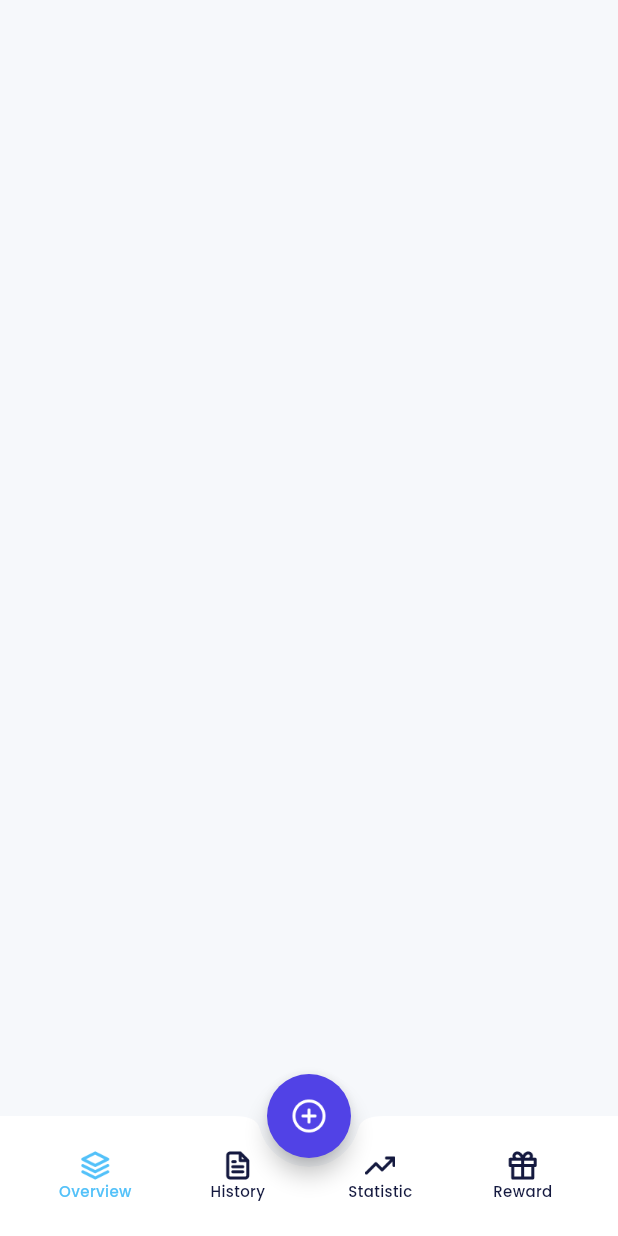
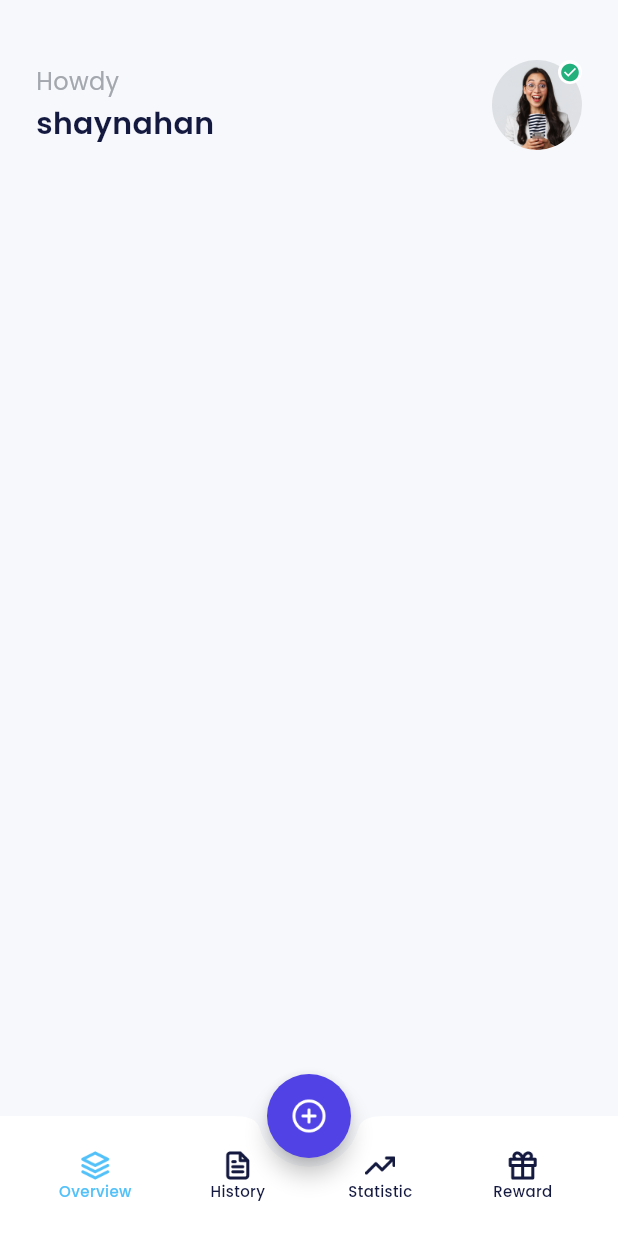
Before and after one commit to shandikadav/bank_sha, a Flutter app: the HomePage screen opened by its route, on a phone screen of 412 x 824 dp. Run offline on Flutter 3.47's test engine with Material 3 defaults, Android fonts, the phone set to English and light mode, and no system bars; our stand-ins replace carousel_slider, google_fonts.

```diff
--- a/lib/ui/pages/home_page.dart
+++ b/lib/ui/pages/home_page.dart
@@ -73,6 +73,76 @@ class HomePage extends StatelessWidget {
         ),
       ),
       floatingActionButtonLocation: FloatingActionButtonLocation.centerDocked,
+      body: ListView(
+        padding: const EdgeInsets.symmetric(
+          horizontal: 24,
+        ),
+        children: [
+          buildProfile(),
+        ],
+      ),
+    );
+  }
+
+  Widget buildProfile() {
+    return Container(
+      margin: const EdgeInsets.only(top: 40),
+      child: Row(
+        mainAxisAlignment: MainAxisAlignment.spaceBetween,
+        children: [
+          Column(
+            crossAxisAlignment: CrossAxisAlignment.start,
+            children: [
+              Text(
+                'Howdy',
+                style: greyTextStyle.copyWith(
+                  fontSize: 16,
+                ),
+              ),
+              const SizedBox(
+                height: 2,
+              ),
+              Text(
+                'shaynahan',
+                style: blackTextStyle.copyWith(
+                  fontSize: 20,
+                  fontWeight: semiBold,
+                ),
+              ),
+            ],
+          ),
+          Container(
+            width: 60,
+            height: 60,
+            decoration: const BoxDecoration(
+              shape: BoxShape.circle,
+              image: DecorationImage(
+                image: AssetImage(
+                  'assets/img_profile.png',
+                ),
+              ),
+            ),
+            child: Align(
+              alignment: Alignment.topRight,
+              child: Container(
+                width: 16,
+                height: 16,
+                decoration: BoxDecoration(
+                  shape: BoxShape.circle,
+                  color: whiteColor,
+                ),
+                child: Center(
+                  child: Icon(
+                    Icons.check_circle,
+                    color: greenColor,
+                    size: 14,
+                  ),
+                ),
+              ),
+            ),
+          )
+        ],
+      ),
     );
   }
 }
```
